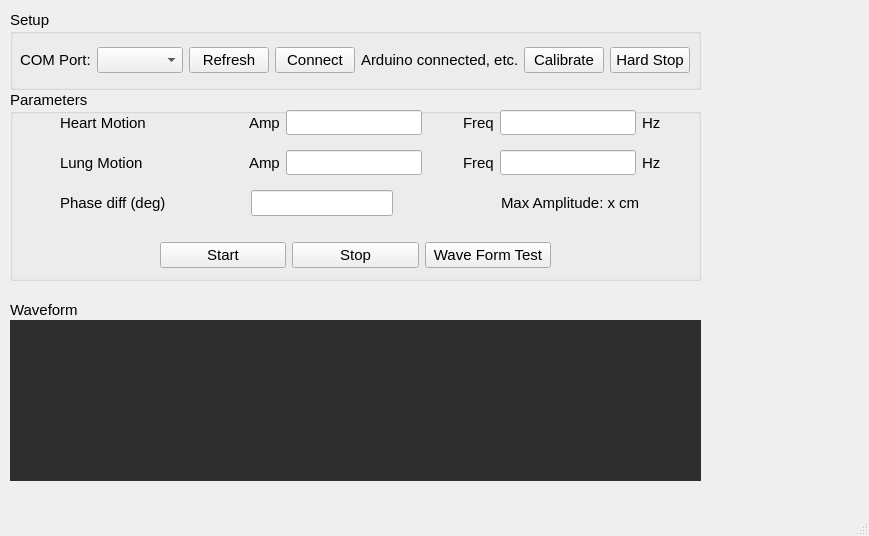
Qt form UI/ui_7_9.ui (EPCRI/HeartLungMotionModel) before a commit.
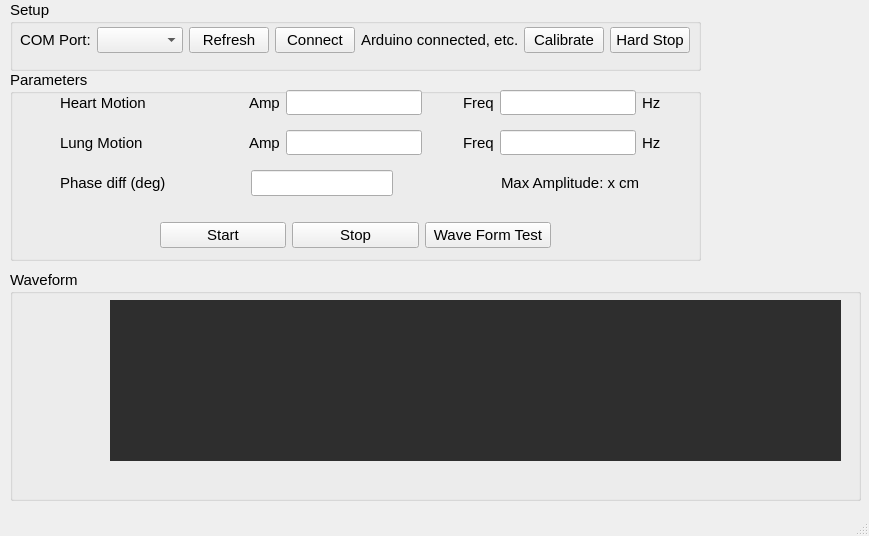
The same form after that commit.

Diff of the .ui file:
```diff
--- a/UI/ui_7_9.ui
+++ b/UI/ui_7_9.ui
@@ -18,9 +18,9 @@
     <property name="geometry">
      <rect>
       <x>10</x>
-      <y>10</y>
+      <y>0</y>
       <width>691</width>
-      <height>80</height>
+      <height>71</height>
      </rect>
     </property>
     <property name="font">
@@ -36,7 +36,7 @@
      <property name="geometry">
       <rect>
        <x>10</x>
-       <y>30</y>
+       <y>20</y>
        <width>670</width>
        <height>41</height>
       </rect>
@@ -164,7 +164,7 @@
     <property name="geometry">
      <rect>
       <x>10</x>
-      <y>90</y>
+      <y>70</y>
       <width>691</width>
       <height>191</height>
      </rect>
@@ -528,9 +528,9 @@
     <property name="geometry">
      <rect>
       <x>10</x>
-      <y>300</y>
-      <width>691</width>
-      <height>181</height>
+      <y>270</y>
+      <width>851</width>
+      <height>231</height>
      </rect>
     </property>
     <property name="font">
@@ -545,8 +545,8 @@
     <widget class="QWidget" name="Wave_widget" native="true">
      <property name="geometry">
       <rect>
-       <x>0</x>
-       <y>20</y>
+       <x>100</x>
+       <y>30</y>
        <width>731</width>
        <height>161</height>
       </rect>
```
